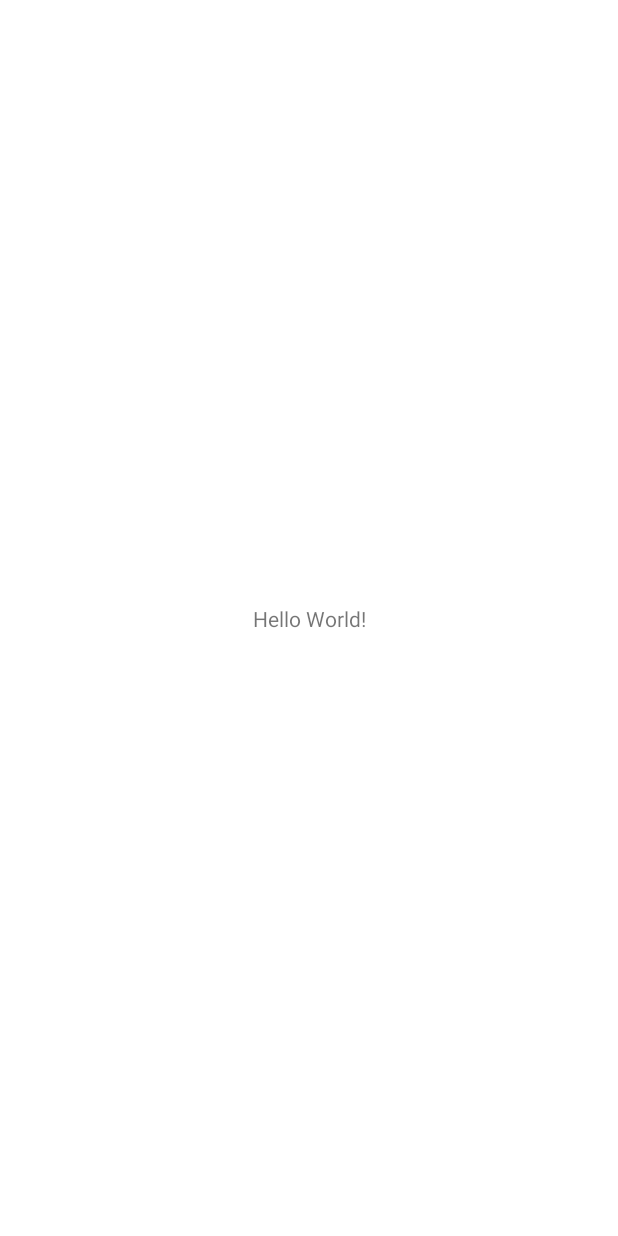
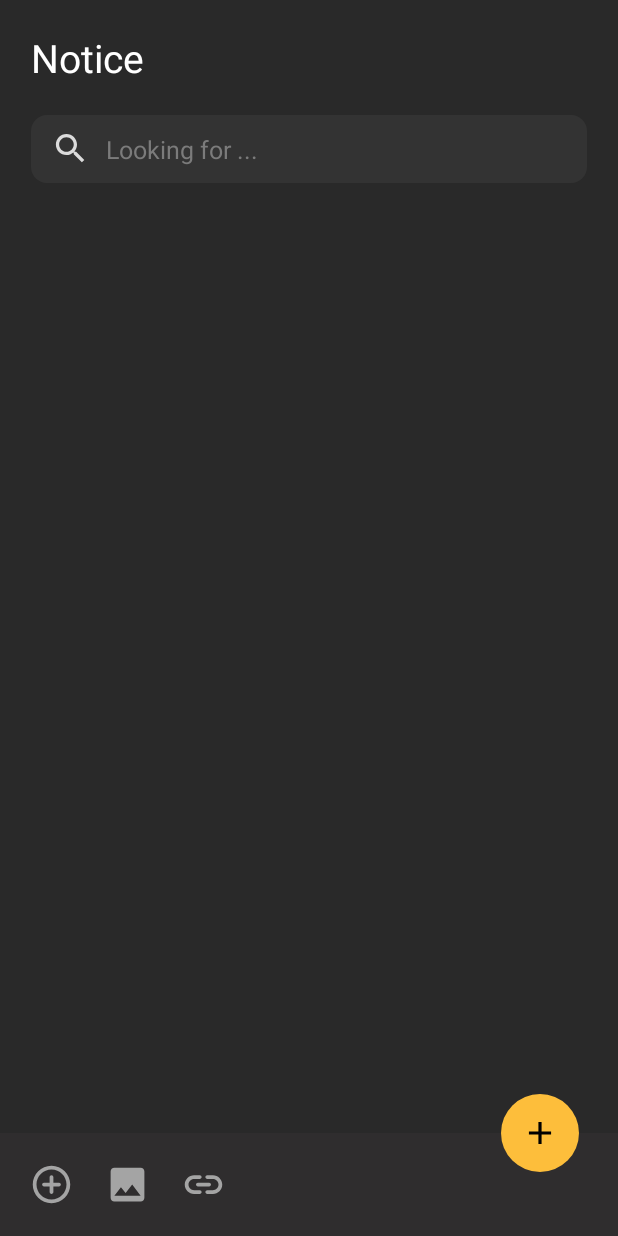
Before and after one commit to moha-b/Notice, an Android app: the screen it shows after launch (MainActivity), on a phone screen of 412 x 824 dp. Before the commit the screen is almost empty. Run offline under Robolectric (Android 15) with nearby library versions, the phone set to English and light mode, and no system bars; our stand-ins replace sdp/ssp sizes.

Commit message:
Main Activity Layout

```diff
--- /dev/null
+++ b/app/src/main/res/drawable/background_search.xml
@@ -0,0 +1,6 @@
+<?xml version="1.0" encoding="utf-8"?>
+<shape xmlns:android="http://schemas.android.com/apk/res/android">
+
+    <solid android:color="@color/search_background"/>
+    <corners android:radius="@dimen/_8sdp"/>
+</shape>
--- /dev/null
+++ b/app/src/main/res/drawable/fab_background.xml
@@ -0,0 +1,9 @@
+<?xml version="1.0" encoding="utf-8"?>
+<shape xmlns:android="http://schemas.android.com/apk/res/android"
+    android:shape="oval"
+    >
+
+    <solid android:color="@color/accent"/>
+
+
+</shape>
--- /dev/null
+++ b/app/src/main/res/drawable/ic_add.xml
@@ -0,0 +1,5 @@
+<vector android:height="24dp" android:tint="#000000"
+    android:viewportHeight="24" android:viewportWidth="24"
+    android:width="24dp" xmlns:android="http://schemas.android.com/apk/res/android">
+    <path android:fillColor="@android:color/white" android:pathData="M19,13h-6v6h-2v-6H5v-2h6V5h2v6h6v2z"/>
+</vector>
--- /dev/null
+++ b/app/src/main/res/drawable/ic_add_circle.xml
@@ -0,0 +1,5 @@
+<vector android:height="24dp" android:tint="#000000"
+    android:viewportHeight="24" android:viewportWidth="24"
+    android:width="24dp" xmlns:android="http://schemas.android.com/apk/res/android">
+    <path android:fillColor="@android:color/white" android:pathData="M12,7c-0.55,0 -1,0.45 -1,1v3L8,11c-0.55,0 -1,0.45 -1,1s0.45,1 1,1h3v3c0,0.55 0.45,1 1,1s1,-0.45 1,-1v-3h3c0.55,0 1,-0.45 1,-1s-0.45,-1 -1,-1h-3L13,8c0,-0.55 -0.45,-1 -1,-1zM12,2C6.48,2 2,6.48 2,12s4.48,10 10,10 10,-4.48 10,-10S17.52,2 12,2zM12,20c-4.41,0 -8,-3.59 -8,-8s3.59,-8 8,-8 8,3.59 8,8 -3.59,8 -8,8z"/>
+</vector>
--- /dev/null
+++ b/app/src/main/res/drawable/ic_image.xml
@@ -0,0 +1,5 @@
+<vector android:height="24dp" android:tint="#000000"
+    android:viewportHeight="24" android:viewportWidth="24"
+    android:width="24dp" xmlns:android="http://schemas.android.com/apk/res/android">
+    <path android:fillColor="@android:color/white" android:pathData="M21,19V5c0,-1.1 -0.9,-2 -2,-2H5c-1.1,0 -2,0.9 -2,2v14c0,1.1 0.9,2 2,2h14c1.1,0 2,-0.9 2,-2zM8.5,13.5l2.5,3.01L14.5,12l4.5,6H5l3.5,-4.5z"/>
+</vector>
--- /dev/null
+++ b/app/src/main/res/drawable/ic_link.xml
@@ -0,0 +1,5 @@
+<vector android:height="24dp" android:tint="#000000"
+    android:viewportHeight="24" android:viewportWidth="24"
+    android:width="24dp" xmlns:android="http://schemas.android.com/apk/res/android">
+    <path android:fillColor="@android:color/white" android:pathData="M17,7h-3c-0.55,0 -1,0.45 -1,1s0.45,1 1,1h3c1.65,0 3,1.35 3,3s-1.35,3 -3,3h-3c-0.55,0 -1,0.45 -1,1c0,0.55 0.45,1 1,1h3c2.76,0 5,-2.24 5,-5S19.76,7 17,7zM8,12c0,0.55 0.45,1 1,1h6c0.55,0 1,-0.45 1,-1s-0.45,-1 -1,-1H9C8.45,11 8,11.45 8,12zM10,15H7c-1.65,0 -3,-1.35 -3,-3s1.35,-3 3,-3h3c0.55,0 1,-0.45 1,-1s-0.45,-1 -1,-1H7c-2.76,0 -5,2.24 -5,5s2.24,5 5,5h3c0.55,0 1,-0.45 1,-1C11,15.45 10.55,15 10,15z"/>
+</vector>
--- /dev/null
+++ b/app/src/main/res/drawable/ic_search.xml
@@ -0,0 +1,5 @@
+<vector android:height="24dp" android:tint="#000000"
+    android:viewportHeight="24" android:viewportWidth="24"
+    android:width="24dp" xmlns:android="http://schemas.android.com/apk/res/android">
+    <path android:fillColor="@android:color/white" android:pathData="M15.5,14h-0.79l-0.28,-0.27C15.41,12.59 16,11.11 16,9.5 16,5.91 13.09,3 9.5,3S3,5.91 3,9.5 5.91,16 9.5,16c1.61,0 3.09,-0.59 4.23,-1.57l0.27,0.28v0.79l5,4.99L20.49,19l-4.99,-5zM9.5,14C7.01,14 5,11.99 5,9.5S7.01,5 9.5,5 14,7.01 14,9.5 11.99,14 9.5,14z"/>
+</vector>
--- a/app/src/main/res/layout/activity_main.xml
+++ b/app/src/main/res/layout/activity_main.xml
@@ -4,15 +4,113 @@
     xmlns:tools="http://schemas.android.com/tools"
     android:layout_width="match_parent"
     android:layout_height="match_parent"
+    android:background="@color/primary"
     tools:context=".MainActivity">
 
+    <!-- Title -->
     <TextView
+        android:id="@+id/title_tv"
         android:layout_width="wrap_content"
         android:layout_height="wrap_content"
-        android:text="Hello World!"
+        android:layout_marginStart="@dimen/_16sdp"
+        android:layout_marginTop="@dimen/_16sdp"
+        android:text="@string/notice"
+        android:textColor="@color/white"
+        android:textSize="@dimen/_20sdp"
+        app:layout_constraintStart_toStartOf="parent"
+        app:layout_constraintTop_toTopOf="parent"/>
+    <!-- Search Bar -->
+    <LinearLayout
+        android:id="@+id/search_bar"
+        android:layout_width="match_parent"
+        android:layout_height="wrap_content"
+        android:layout_marginHorizontal="@dimen/_16sdp"
+        android:layout_marginTop="@dimen/_16sdp"
+        app:layout_constraintStart_toStartOf="parent"
+        app:layout_constraintTop_toBottomOf="@id/title_tv"
+        android:orientation="horizontal"
+        android:background="@drawable/background_search"
+        android:paddingHorizontal="@dimen/_10sdp"
+        android:gravity="center"
+        >
+
+        <ImageView
+            android:layout_width="@dimen/_20sdp"
+            android:layout_height="@dimen/_20sdp"
+            app:tint="@color/search_icon"
+            android:src="@drawable/ic_search"
+            android:layout_marginEnd="@dimen/_8sdp"
+            android:contentDescription="@string/search_icon"/>
+
+        <EditText
+            android:id="@+id/search"
+            android:layout_width="match_parent"
+            android:layout_height="@dimen/_35sdp"
+            android:background="@null"
+            android:imeOptions="actionDone"
+            android:inputType="text"
+            android:hint="@string/looking_for"
+            android:textColorHint="@color/hint"
+            android:textColor="@color/white"
+            android:textSize="@dimen/_13sdp"
+            android:autofillHints="no" />
+    </LinearLayout>
+    <!-- Recycler View -->
+    <androidx.recyclerview.widget.RecyclerView
+        android:layout_width="match_parent"
+        android:layout_height="0dp"
+        android:clipToPadding="false"
+        android:layout_marginHorizontal="@dimen/_16sdp"
+        app:layout_constraintBottom_toTopOf="@+id/action_bar"
+        app:layout_constraintTop_toBottomOf="@+id/search_bar"
+        />
+    <!-- Action Bar -->
+    <LinearLayout
+        android:id="@+id/action_bar"
+        android:layout_width="match_parent"
+        android:layout_height="wrap_content"
+        android:gravity="center_vertical"
+        android:orientation="horizontal"
+        android:background="@color/quick_actions_background"
+        android:padding="@dimen/_15sdp"
         app:layout_constraintBottom_toBottomOf="parent"
         app:layout_constraintEnd_toEndOf="parent"
-        app:layout_constraintStart_toStartOf="parent"
-        app:layout_constraintTop_toTopOf="parent" />
+        app:layout_constraintStart_toStartOf="parent">
+
+        <ImageView
+            android:layout_width="@dimen/_23sdp"
+            android:layout_height="@dimen/_23sdp"
+            android:src="@drawable/ic_add_circle"
+            app:tint="@color/icon"
+            android:contentDescription="@string/add" />
+
+        <ImageView
+            android:layout_width="@dimen/_23sdp"
+            android:layout_height="@dimen/_23sdp"
+            android:src="@drawable/ic_image"
+            android:layout_marginStart="@dimen/_16sdp"
+            app:tint="@color/icon"
+            android:contentDescription="@string/add" />
+
+        <ImageView
+            android:layout_width="@dimen/_23sdp"
+            android:layout_height="@dimen/_23sdp"
+            android:src="@drawable/ic_link"
+            android:layout_marginStart="@dimen/_16sdp"
+            app:tint="@color/icon"
+            android:contentDescription="@string/add" />
+    </LinearLayout>
+    <!-- Float Action Button -->
+    <ImageView
+        android:layout_width="@dimen/_40sdp"
+        android:layout_height="@dimen/_40sdp"
+        android:layout_marginEnd="@dimen/_20sdp"
+        android:background="@drawable/fab_background"
+        android:padding="@dimen/_10sdp"
+        android:src="@drawable/ic_add"
+        app:layout_constraintBottom_toTopOf="@+id/action_bar"
+        app:layout_constraintEnd_toEndOf="parent"
+        app:layout_constraintTop_toTopOf="@+id/action_bar"
+        android:contentDescription="@string/fab" />
 
 </androidx.constraintlayout.widget.ConstraintLayout>
--- a/app/src/main/res/values/strings.xml
+++ b/app/src/main/res/values/strings.xml
@@ -1,3 +1,8 @@
 <resources>
     <string name="app_name">Notice</string>
+    <string name="notice">Notice</string>
+    <string name="search_icon">Sreach Icon</string>
+    <string name="looking_for">Looking for ...</string>
+    <string name="add">Add</string>
+    <string name="fab">fab</string>
 </resources>
```
